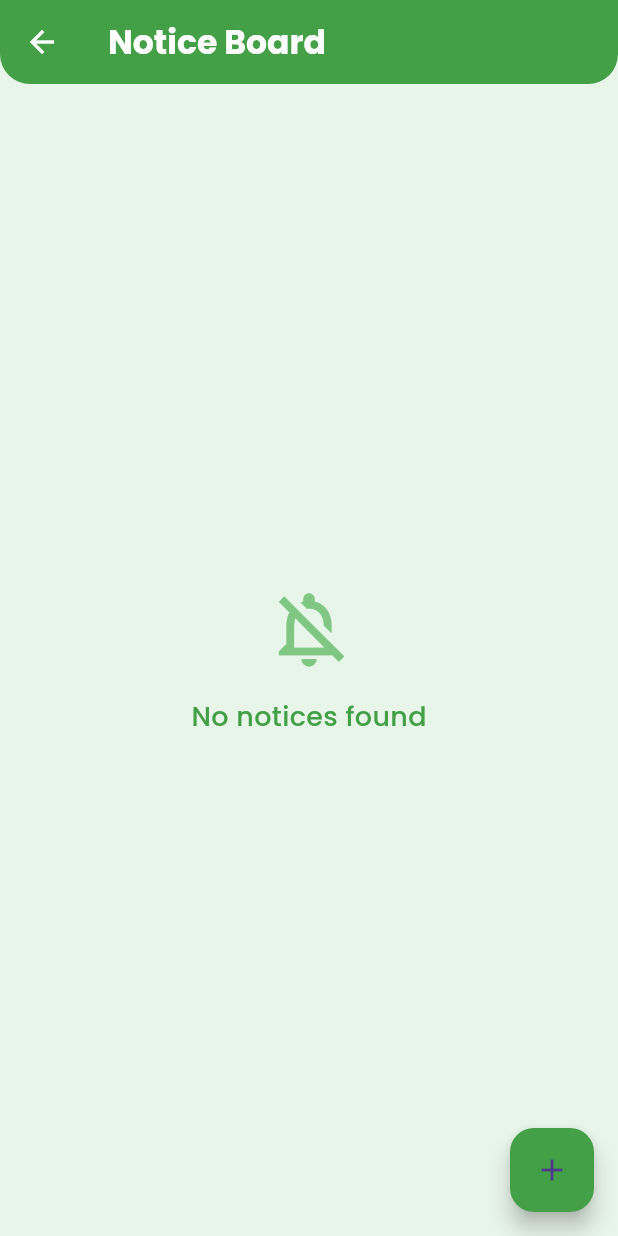
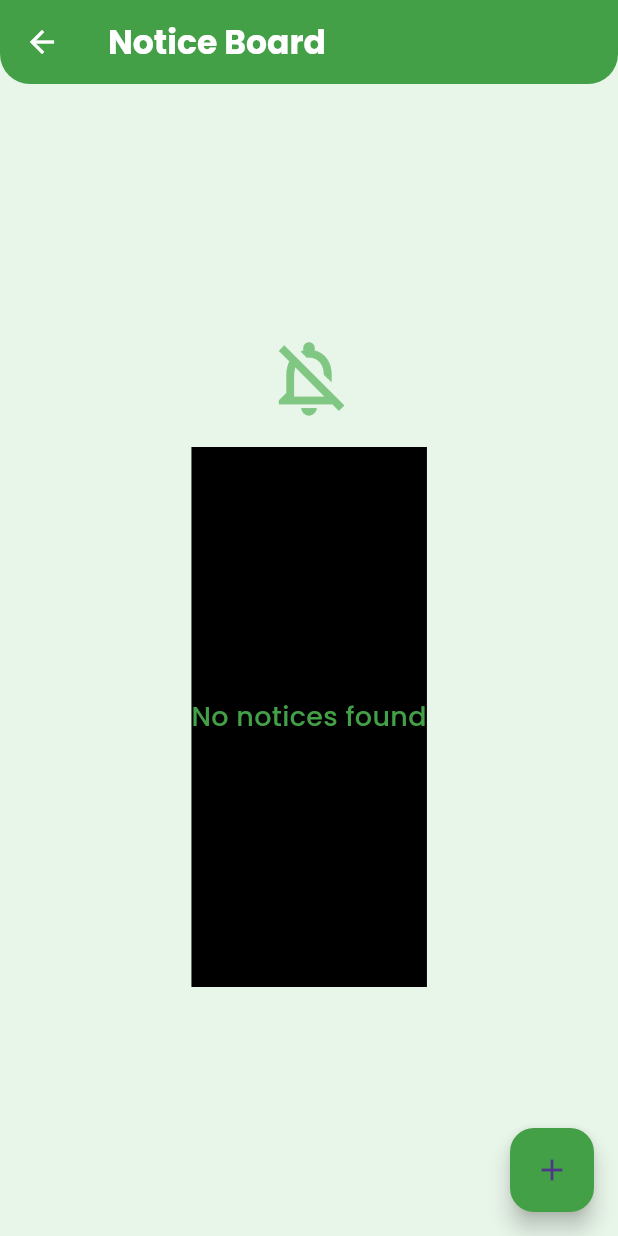
Before and after one commit to mahekpatel019/Hysun-Security, a Flutter app: the NoticeScreen screen opened directly, on a phone screen of 412 x 824 dp. Run offline on Flutter 3.47's test engine with Material 3 defaults, Android fonts, the phone set to English and light mode, and no system bars; our stand-ins replace cloud_firestore, firebase_analytics, firebase_core, firebase_crashlytics, firebase_messaging, firebase_storage and 8 more; accounts and stored records are empty.

Commit message:
24-07-2025

```diff
--- a/lib/chairman/screens/notice_screen.dart
+++ b/lib/chairman/screens/notice_screen.dart
@@ -59,7 +59,6 @@ class _NoticeScreenState extends State<NoticeScreen> {
                           Icons.notifications_off_outlined,
                           size: 60,
                           color: Colors.green.shade300,
-                          weight: 60,
                         ),
                         const SizedBox(height: 16),
                         Text(
@@ -68,6 +67,8 @@ class _NoticeScreenState extends State<NoticeScreen> {
                             fontSize: 18,
                             color: Colors.green.shade600,
                             fontWeight: FontWeight.w500,
+                            height: 20,
+                            backgroundColor: Colors.black,
                           ),
                         ),
                       ],
```
